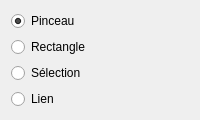
This is Source/Elements/UI/ToolPanel.ui in azertval/ProjectGaming as Qt 5 draws it before an edit. The edited form follows.
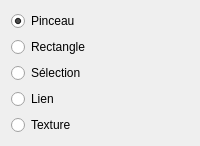
This is the edited form.

Commit message: feat(hmi): texture par instance sur les objets interactifs (LOT-45) (#70)

```diff
--- a/Source/Elements/UI/ToolPanel.ui
+++ b/Source/Elements/UI/ToolPanel.ui
@@ -24,6 +24,11 @@
      <property name="text"><string>Lien</string></property>
     </widget>
    </item>
+   <item>
+    <widget class="QRadioButton" name="textureAssignRadio">
+     <property name="text"><string>Texture</string></property>
+    </widget>
+   </item>
    <item>
     <spacer name="spacer">
      <property name="orientation"><enum>Qt::Vertical</enum></property>
```
The commit also changes 51 other files.
